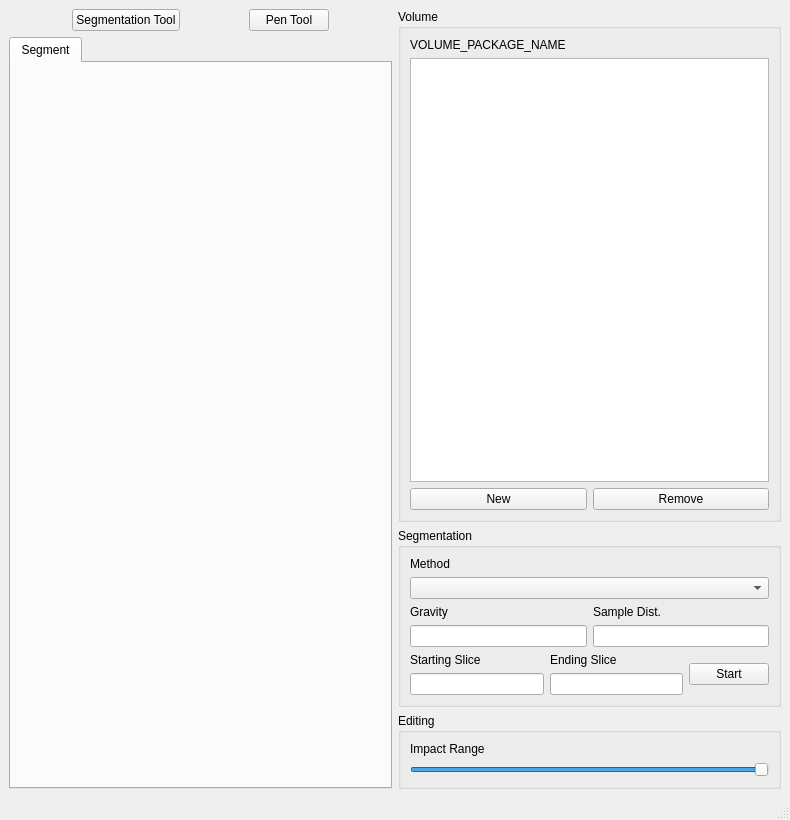
First picture: the form in volume-cartographer/apps/VC/VCMain.ui, repository SuperOptimizer/villa, before the edit.
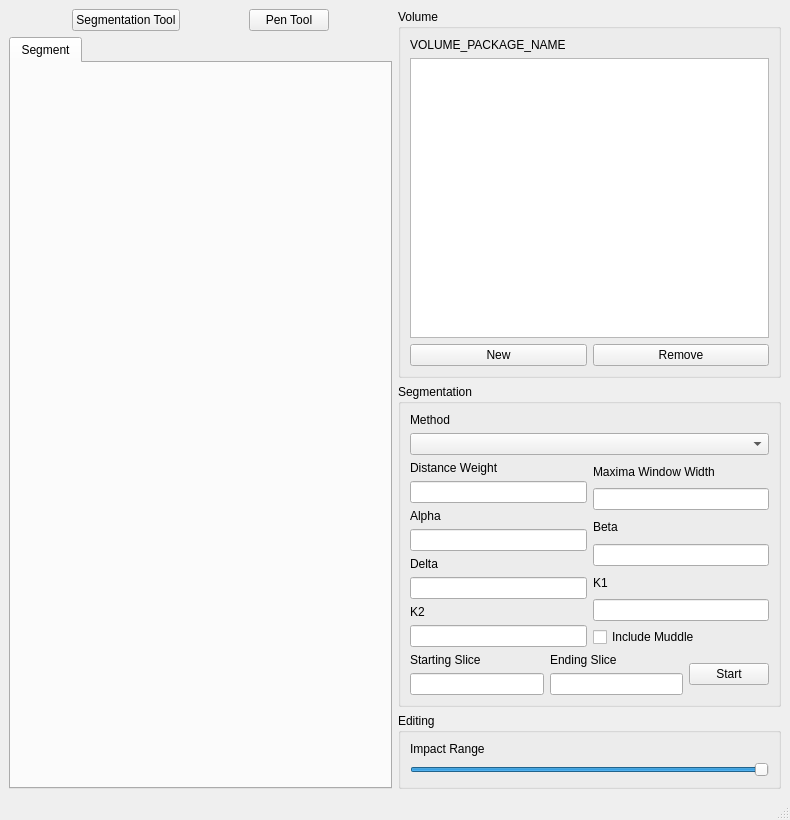
Second picture: the form after the edit.

Commit message: Rip out STPS, put in LRPS into GUI

Patch:
```diff
--- a/volume-cartographer/apps/VC/VCMain.ui
+++ b/volume-cartographer/apps/VC/VCMain.ui
@@ -184,12 +184,42 @@
              <item>
               <widget class="QLabel" name="label_6">
                <property name="text">
-                <string>Gravity</string>
+                <string>Distance Weight</string>
                </property>
               </widget>
              </item>
              <item>
-              <widget class="QLineEdit" name="edtGravityVal"/>
+              <widget class="QLineEdit" name="edtDistanceWeightVal"/>
+             </item>
+             <item>
+              <widget class="QLabel" name="label_3">
+               <property name="text">
+                <string>Alpha</string>
+               </property>
+              </widget>
+             </item>
+             <item>
+              <widget class="QLineEdit" name="edtAlphaVal"/>
+             </item>
+             <item>
+              <widget class="QLabel" name="label_4">
+               <property name="text">
+                <string>Delta</string>
+               </property>
+              </widget>
+             </item>
+             <item>
+              <widget class="QLineEdit" name="edtDeltaVal"/>
+             </item>
+             <item>
+              <widget class="QLabel" name="label_11">
+               <property name="text">
+                <string>K2</string>
+               </property>
+              </widget>
+             </item>
+             <item>
+              <widget class="QLineEdit" name="edtK2Val"/>
              </item>
             </layout>
            </item>
@@ -198,12 +228,39 @@
              <item>
               <widget class="QLabel" name="label_7">
                <property name="text">
-                <string>Sample Dist.</string>
+                <string>Maxima Window Width</string>
                </property>
               </widget>
              </item>
              <item>
-              <widget class="QLineEdit" name="edtSampleDistVal"/>
+              <widget class="QLineEdit" name="edtWindowWidthVal"/>
+             </item>
+             <item>
+              <widget class="QLabel" name="label_2">
+               <property name="text">
+                <string>Beta</string>
+               </property>
+              </widget>
+             </item>
+             <item>
+              <widget class="QLineEdit" name="edtBetaVal"/>
+             </item>
+             <item>
+              <widget class="QLabel" name="label_10">
+               <property name="text">
+                <string>K1</string>
+               </property>
+              </widget>
+             </item>
+             <item>
+              <widget class="QLineEdit" name="edtK1Val"/>
+             </item>
+             <item>
+              <widget class="QCheckBox" name="includeMiddleOpt">
+               <property name="text">
+                <string>Include Muddle</string>
+               </property>
+              </widget>
              </item>
             </layout>
            </item>
```
Left out of the diff: 3 changed lines with no effect on the pictures. The commit also changes 2 other files.
